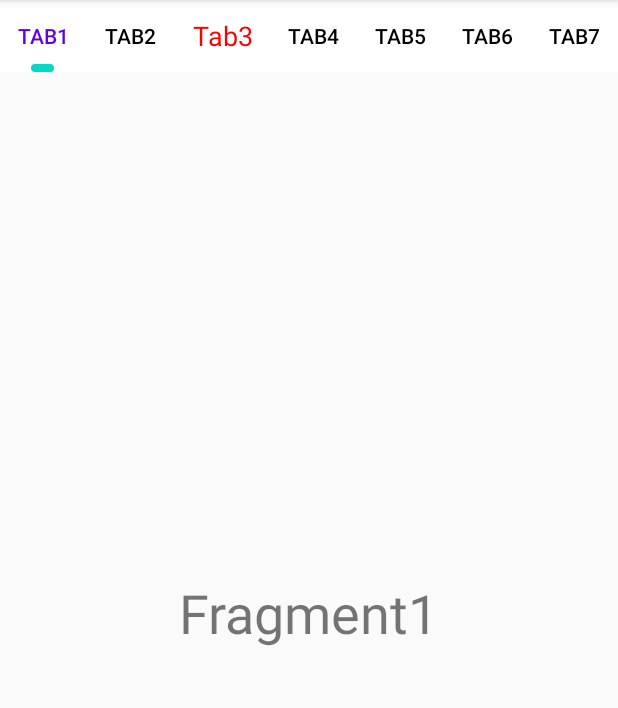
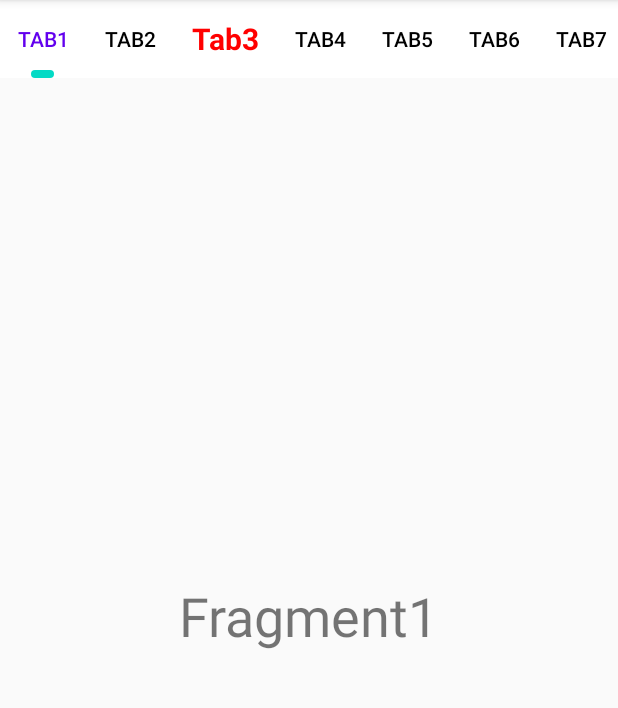
Before and after one commit to kentsung118/klab, an Android app: the TabLayoutActivity screen opened directly, with no data from a screen before it, on a phone screen of 412 x 824 dp, the part 84-792 px from its top. Run offline under Robolectric (Android 15) with nearby library versions, the phone set to English and light mode, and no system bars.

```diff
--- a/app/src/main/java/com/kent/lab/tablayout/TabLayoutActivity.kt
+++ b/app/src/main/java/com/kent/lab/tablayout/TabLayoutActivity.kt
@@ -69,13 +69,6 @@ class TabLayoutActivity : BaseBindingActivity<ActivityTabLayoutBinding>() {
 
     class SimpleFragmentPagerAdapter(fragmentActivity: FragmentActivity) : FragmentStateAdapter(fragmentActivity) {
 
-        private val tabTitles by lazy {
-            val list = ArrayList<String>()
-            for (index in 1..10) {
-                list.add("tab$index")
-            }
-            list
-        }
         private val fragment by lazy {
             val list = ArrayList<Fragment>()
             for (index in 1..10) {
--- a/app/src/main/res/layout/activity_tab_layout.xml
+++ b/app/src/main/res/layout/activity_tab_layout.xml
@@ -1,25 +1,28 @@
 <?xml version="1.0" encoding="utf-8"?>
 <LinearLayout xmlns:android="http://schemas.android.com/apk/res/android"
-    android:orientation="vertical"
+    xmlns:app="http://schemas.android.com/apk/res-auto"
     android:layout_width="match_parent"
     android:layout_height="match_parent"
-    xmlns:app="http://schemas.android.com/apk/res-auto">
+    android:orientation="vertical">
 
     <com.google.android.material.tabs.TabLayout
         android:id="@+id/tab_layout1"
         android:layout_width="match_parent"
-        android:layout_height="wrap_content"
+        android:layout_height="52dp"
         android:background="@color/white"
         app:tabIndicator="@drawable/tab_indicator_shape"
-        app:tabMinWidth="50dp"
-        app:tabMode="scrollable"
         app:tabIndicatorFullWidth="false"
         app:tabIndicatorHeight="5dp"
+        app:tabMinWidth="0dp"
+        app:tabMode="scrollable"
+        app:tabPaddingBottom="9dp"
+        app:tabPaddingEnd="12dp"
+        app:tabPaddingStart="12dp"
+        app:tabPaddingTop="9dp"
+        app:tabRippleColor="@null"
         app:tabSelectedTextColor="@color/colorPrimary"
-        app:tabTextColor="@color/black"
 
-        app:tabRippleColor="@null"
-        />
+        app:tabTextColor="@color/black" />
 
     <androidx.viewpager2.widget.ViewPager2
         android:id="@+id/pager"
--- a/app/src/main/res/layout/item_tab.xml
+++ b/app/src/main/res/layout/item_tab.xml
@@ -4,8 +4,8 @@
     android:layout_width="wrap_content"
     android:layout_height="wrap_content"
     android:textColor="@color/black"
-    android:textSize="18sp"
+    android:textSize="20sp"
     android:layout_gravity="center"
-    android:textStyle="normal"
+    android:textStyle="bold"
     android:gravity="center"
     android:text="Tab" />
```
